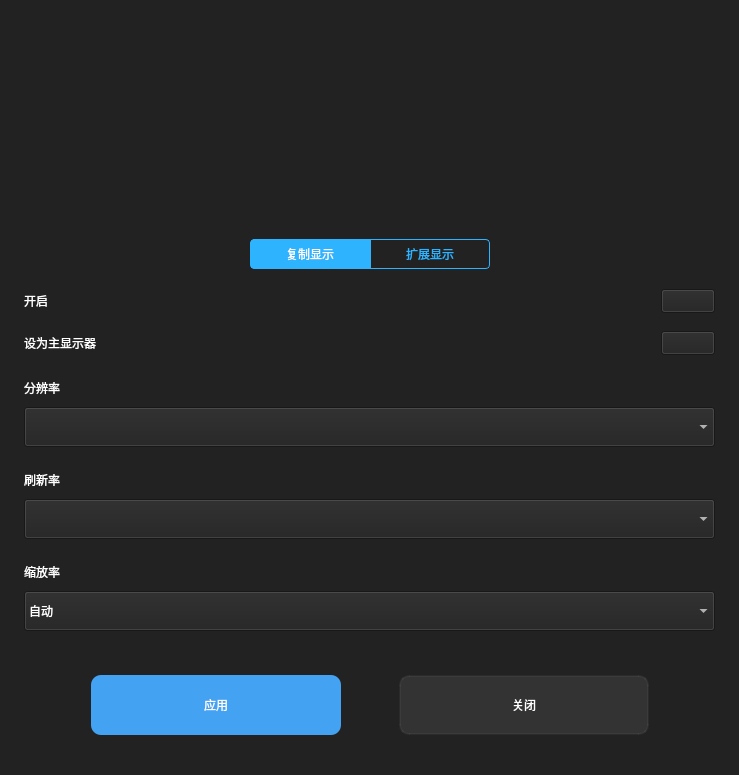
This is kiran-display-configuration.ui in openeuler-mirror/kiran-control-panel as Qt 5 draws it before an edit. The edited form follows.
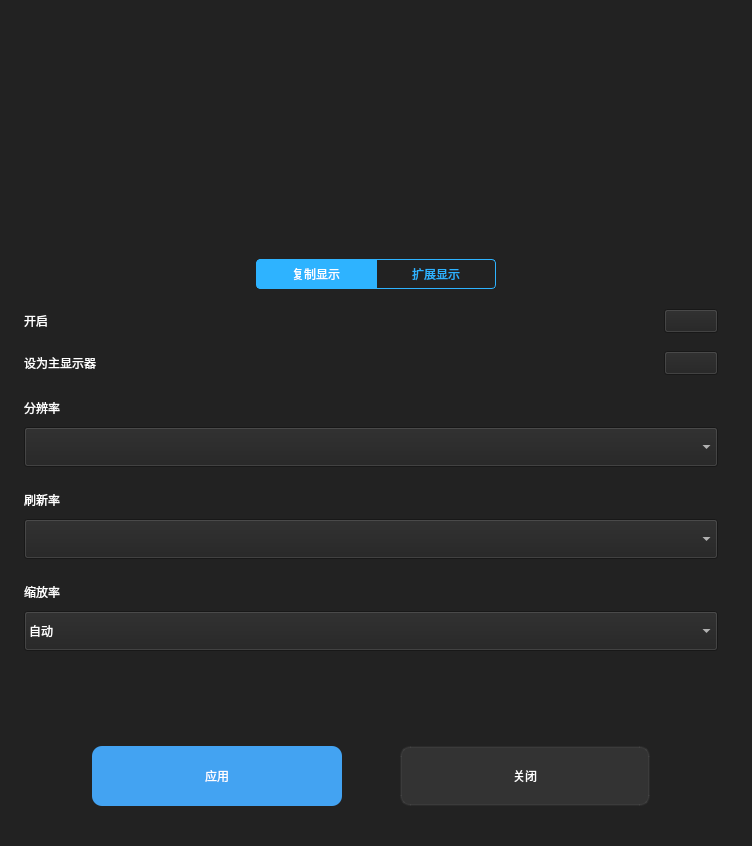
This is the edited form. The open tabs and pages were chosen to show the change. Icons and pictures are not drawn. Custom widgets are drawn as their Qt base class.

Diff of the .ui file:
```diff
--- a/kiran-display-configuration.ui
+++ b/kiran-display-configuration.ui
@@ -6,8 +6,8 @@
    <rect>
     <x>0</x>
     <y>0</y>
-    <width>739</width>
-    <height>775</height>
+    <width>752</width>
+    <height>846</height>
    </rect>
   </property>
   <property name="windowTitle">
@@ -266,8 +266,8 @@
        <rect>
         <x>0</x>
         <y>0</y>
-        <width>685</width>
-        <height>503</height>
+        <width>704</width>
+        <height>536</height>
        </rect>
       </property>
       <property name="sizePolicy">
@@ -290,7 +290,7 @@
         <number>0</number>
        </property>
        <property name="rightMargin">
-        <number>0</number>
+        <number>10</number>
        </property>
        <property name="bottomMargin">
         <number>0</number>
@@ -569,10 +569,29 @@
             <number>0</number>
            </property>
            <item>
-            <layout class="QVBoxLayout" name="verticalLayout_11">
+            <widget class="QWidget" name="enable_widget" native="true">
+             <property name="minimumSize">
+              <size>
+               <width>0</width>
+               <height>0</height>
+              </size>
+             </property>
+             <layout class="QVBoxLayout" name="verticalLayout_13">
              <property name="spacing">
               <number>18</number>
              </property>
+              <property name="leftMargin">
+               <number>0</number>
+              </property>
+              <property name="topMargin">
+               <number>0</number>
+              </property>
+              <property name="rightMargin">
+               <number>0</number>
+              </property>
+              <property name="bottomMargin">
+               <number>0</number>
+              </property>
              <item>
               <layout class="QHBoxLayout" name="horizontalLayout_2">
                <item>
@@ -698,6 +717,11 @@
               </layout>
              </item>
             </layout>
+             <zorder></zorder>
+             <zorder></zorder>
+             <zorder></zorder>
+             <zorder></zorder>
+            </widget>
            </item>
            <item>
             <layout class="QVBoxLayout" name="verticalLayout_4">
```
Left out of the diff: 3 changed lines with no effect on the pictures. Lines whose indentation alone changed are shown as unchanged.
